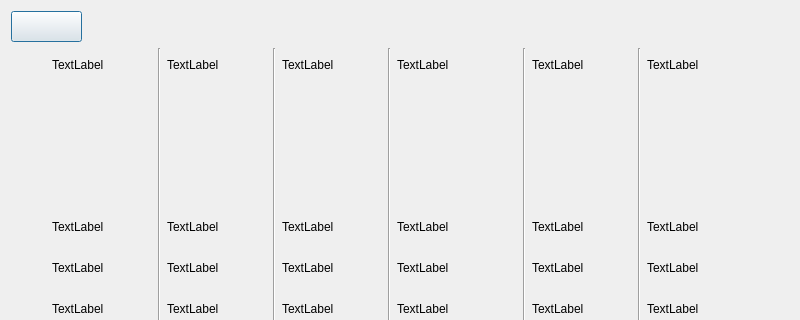
mateusur/Home_automation, file weather.ui: the form before one commit; both pictures show x 0 to 800 and y 0 to 320 of the 800 by 480 pixel window.
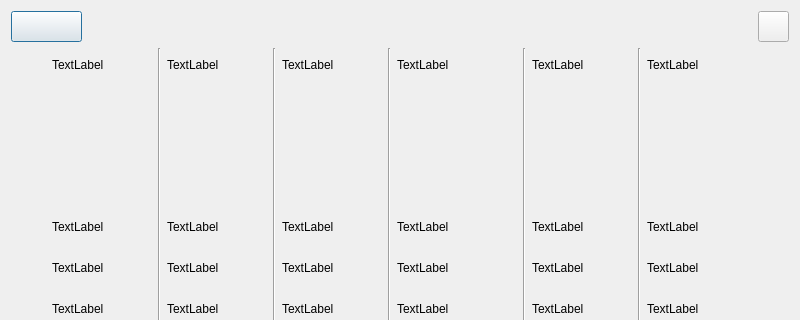
The form after the commit.

Commit message: Refresh button for weather added

What changed in the file:
```diff
--- a/weather.ui
+++ b/weather.ui
@@ -57,6 +57,19 @@
        </property>
       </spacer>
      </item>
+     <item>
+      <widget class="QPushButton" name="pushButton_refresh">
+       <property name="maximumSize">
+        <size>
+         <width>31</width>
+         <height>31</height>
+        </size>
+       </property>
+       <property name="text">
+        <string/>
+       </property>
+      </widget>
+     </item>
     </layout>
    </item>
    <item>
@@ -102,8 +115,8 @@
          </property>
          <property name="maximumSize">
           <size>
-           <width>16777215</width>
-           <height>92</height>
+           <width>96</width>
+           <height>96</height>
           </size>
          </property>
          <property name="text">
@@ -219,8 +232,8 @@
          </property>
          <property name="maximumSize">
           <size>
-           <width>16777215</width>
-           <height>92</height>
+           <width>96</width>
+           <height>96</height>
           </size>
          </property>
          <property name="text">
@@ -336,8 +349,8 @@
          </property>
          <property name="maximumSize">
           <size>
-           <width>16777215</width>
-           <height>92</height>
+           <width>96</width>
+           <height>96</height>
           </size>
          </property>
          <property name="text">
@@ -447,8 +460,8 @@
          </property>
          <property name="maximumSize">
           <size>
-           <width>16777215</width>
-           <height>92</height>
+           <width>96</width>
+           <height>96</height>
           </size>
          </property>
          <property name="text">
@@ -588,8 +601,8 @@
          </property>
          <property name="maximumSize">
           <size>
-           <width>16777215</width>
-           <height>92</height>
+           <width>96</width>
+           <height>96</height>
           </size>
          </property>
          <property name="text">
@@ -699,8 +712,8 @@
          </property>
          <property name="maximumSize">
           <size>
-           <width>16777215</width>
-           <height>92</height>
+           <width>96</width>
+           <height>96</height>
           </size>
          </property>
          <property name="text">
```
The commit also changes 4 other files.
